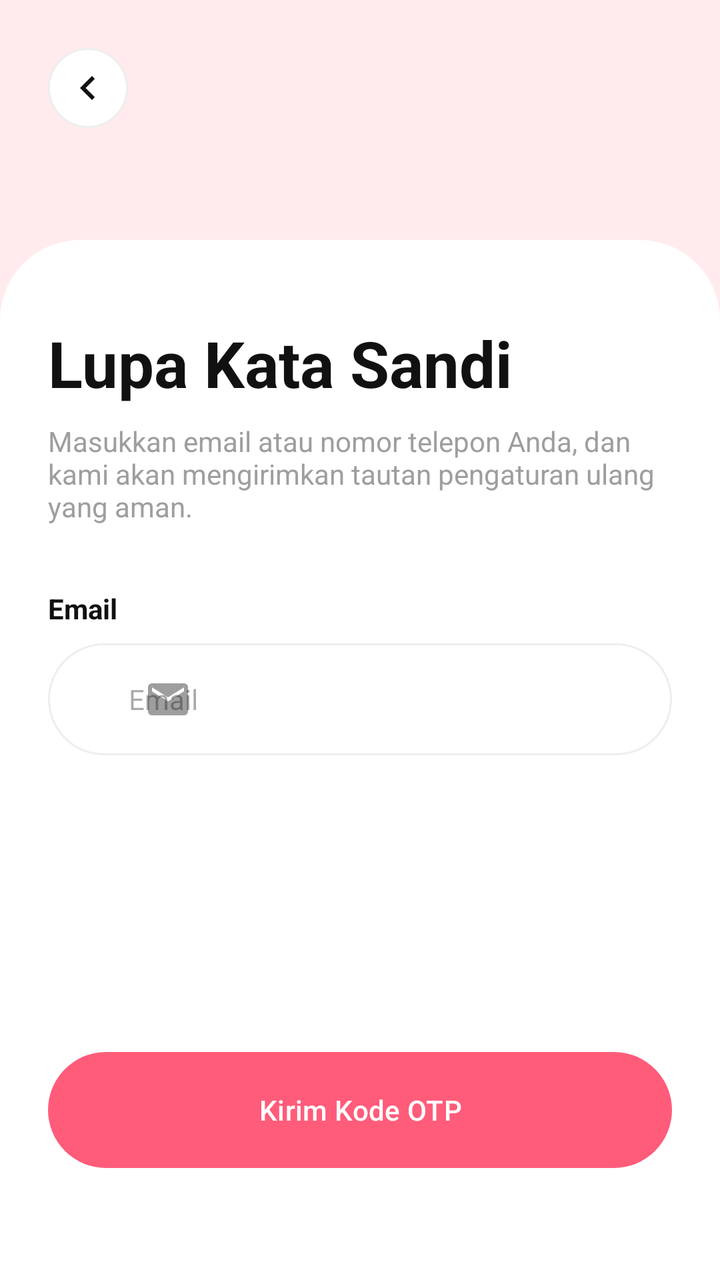
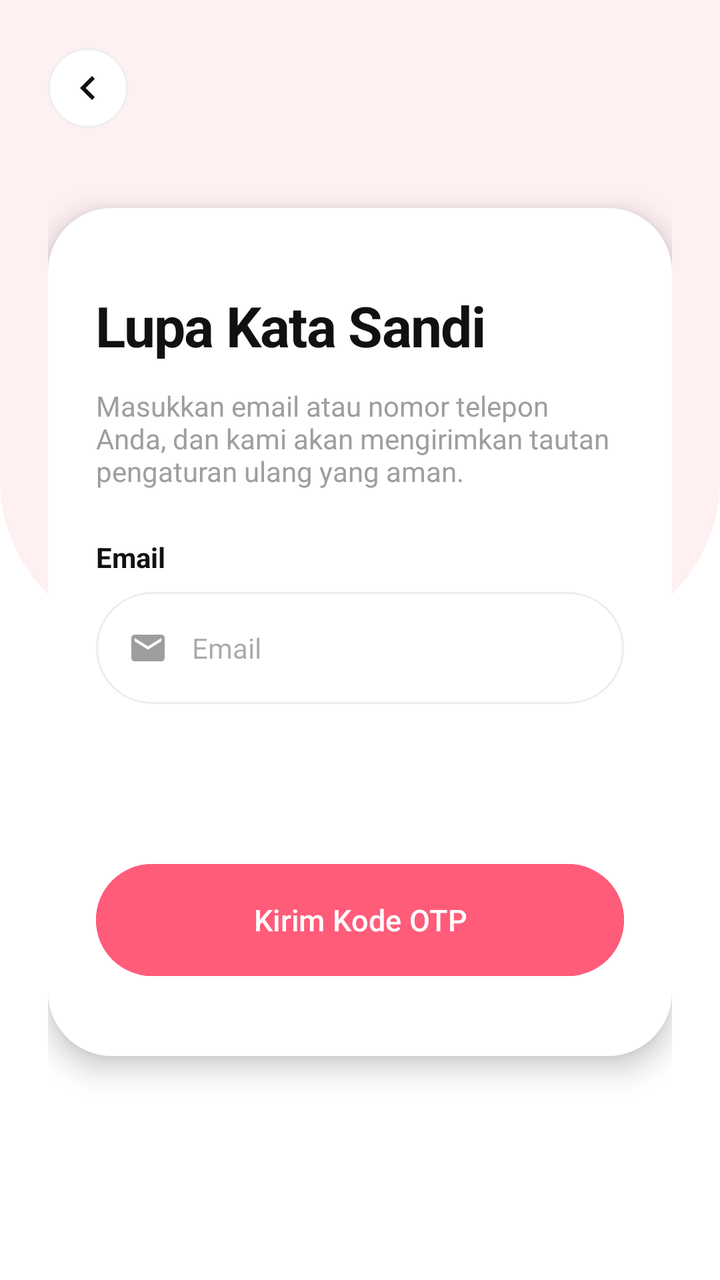

Before-and-after screenshots of an Android layout around one commit, followed by the original layout XML and the change that was made.
<!-- AndroidManifest.xml: application theme Theme.TrackerSiklusMenstruasi -->
<!-- res/layout/activity_forgot_password.xml -->
<?xml version="1.0" encoding="utf-8"?>
<androidx.constraintlayout.widget.ConstraintLayout xmlns:android="http://schemas.android.com/apk/res/android"
    xmlns:app="http://schemas.android.com/apk/res-auto"
    android:layout_width="match_parent"
    android:layout_height="match_parent"
    android:background="@color/peach_bg">

    <ImageButton
        android:id="@+id/btnBack"
        android:layout_width="40dp"
        android:layout_height="40dp"
        android:layout_marginStart="24dp"
        android:layout_marginTop="24dp"
        android:background="@drawable/bg_back_button"
        android:src="@drawable/ic_back"
        app:layout_constraintStart_toStartOf="parent"
        app:layout_constraintTop_toTopOf="parent"
        android:contentDescription="Back" />

    <View
        android:id="@+id/cardBg"
        android:layout_width="match_parent"
        android:layout_height="0dp"
        android:layout_marginTop="120dp"
        android:background="@drawable/bg_card"
        app:layout_constraintBottom_toBottomOf="parent"
        app:layout_constraintTop_toTopOf="parent" />

    <LinearLayout
        android:layout_width="match_parent"
        android:layout_height="0dp"
        android:orientation="vertical"
        android:padding="24dp"
        app:layout_constraintBottom_toBottomOf="parent"
        app:layout_constraintTop_toTopOf="@id/cardBg">

        <TextView
            android:layout_width="wrap_content"
            android:layout_height="wrap_content"
            android:layout_marginTop="16dp"
            android:text="Lupa Kata Sandi"
            android:textColor="@color/black"
            android:textSize="32sp"
            android:textStyle="bold" />

        <TextView
            android:layout_width="wrap_content"
            android:layout_height="wrap_content"
            android:layout_marginTop="8dp"
            android:text="Masukkan email atau nomor telepon Anda, dan kami akan mengirimkan tautan pengaturan ulang yang aman."
            android:textColor="@color/gray"
            android:textSize="14sp" />

        <TextView
            android:layout_width="wrap_content"
            android:layout_height="wrap_content"
            android:layout_marginTop="32dp"
            android:text="Email"
            android:textColor="@color/black"
            android:textStyle="bold" />

        <EditText
            android:id="@+id/etEmail"
            android:layout_width="match_parent"
            android:layout_height="56dp"
            android:layout_marginTop="8dp"
            android:background="@drawable/bg_input_capsule"
            android:hint="Email"
            android:inputType="textEmailAddress"
            android:paddingStart="48dp"
            android:paddingEnd="16dp"
            android:textSize="14sp"
            android:drawableStart="@drawable/ic_email"
            android:drawablePadding="-32dp"
            android:autofillHints="emailAddress" />

        <View
            android:layout_width="match_parent"
            android:layout_height="0dp"
            android:layout_weight="1" />

        <Button
            android:id="@+id/btnSendOtp"
            android:layout_width="match_parent"
            android:layout_height="58dp"
            android:layout_marginBottom="32dp"
            android:background="@drawable/bg_button_pink"
            android:text="Kirim Kode OTP"
            android:textAllCaps="false"
            android:textColor="@android:color/white"
            app:backgroundTint="@color/pink_main" />

    </LinearLayout>
</androidx.constraintlayout.widget.ConstraintLayout>
<!-- resources referenced by this layout -->
<resources>
  <color name="black">#111111</color>
  <color name="gray">#9E9E9E</color>
  <color name="peach_bg">#FFEBED</color>
  <color name="pink_main">#FF5C7A</color>
  <!-- drawable bg_back_button (drawable) -->
  <?xml version="1.0" encoding="utf-8"?>
  <shape xmlns:android="http://schemas.android.com/apk/res/android"
      android:shape="oval">
      <solid android:color="@android:color/white" />
      <stroke android:width="1dp" android:color="@color/stroke" />
  </shape>
  <!-- drawable bg_button_pink (drawable) -->
  <?xml version="1.0" encoding="utf-8"?>
  <ripple xmlns:android="http://schemas.android.com/apk/res/android"
      android:color="#40FFFFFF">
      <item>
          <shape android:shape="rectangle">
              <solid android:color="@color/pink_main" />
              <corners android:radius="30dp" />
          </shape>
      </item>
  </ripple>
  <!-- drawable bg_card (drawable) -->
  <?xml version="1.0" encoding="utf-8"?>
  <shape xmlns:android="http://schemas.android.com/apk/res/android">
      <solid android:color="@android:color/white" />
      <corners
          android:topLeftRadius="40dp"
          android:topRightRadius="40dp" />
  </shape>
  <!-- drawable bg_input_capsule (drawable) -->
  <?xml version="1.0" encoding="utf-8"?>
  <shape xmlns:android="http://schemas.android.com/apk/res/android">
      <solid android:color="@android:color/white" />
      <stroke
          android:width="1dp"
          android:color="@color/stroke" />
      <corners android:radius="30dp" />
  </shape>
  <!-- drawable ic_back (drawable) -->
  <vector xmlns:android="http://schemas.android.com/apk/res/android"
      android:width="24dp"
      android:height="24dp"
      android:viewportWidth="24"
      android:viewportHeight="24">
    <path
        android:fillColor="#111111"
        android:pathData="M15.41,7.41L14,6l-6,6 6,6 1.41,-1.41L10.83,12z"/>
  </vector>
  <!-- drawable ic_email (drawable) -->
  <vector xmlns:android="http://schemas.android.com/apk/res/android"
      android:width="24dp"
      android:height="24dp"
      android:viewportWidth="24"
      android:viewportHeight="24">
    <path
        android:fillColor="#9E9E9E"
        android:pathData="M20,4H4C2.9,4 2,4.9 2,6v12c0,1.1 0.9,2 2,2h16c1.1,0 2,-0.9 2,-2V6C22,4.9 21.1,4 20,4zM20,8l-8,5L4,8V6l8,5l8,-5V8z"/>
  </vector>
  <style name="Theme.TrackerSiklusMenstruasi" parent="Base.Theme.TrackerSiklusMenstruasi">
          
          <item name="android:editTextColor">@color/pink_main</item>
          <item name="android:textColorPrimary">@color/pink_main</item>
      </style>
  <color name="stroke">#EEEEEE</color>
  <style name="Base.Theme.TrackerSiklusMenstruasi" parent="Theme.Material3.DayNight.NoActionBar">
          
          <item name="colorPrimary">@color/pink_main</item>
          <item name="colorControlNormal">@color/pink_main</item>
      </style>
</resources>

<!-- the commit's change to res/layout/activity_forgot_password.xml (unified diff, before → after) -->
@@ -3,8 +3,17 @@
     xmlns:app="http://schemas.android.com/apk/res-auto"
     android:layout_width="match_parent"
     android:layout_height="match_parent"
-    android:background="@color/peach_bg">
+    android:background="@android:color/white">
 
+    
+    <View
+        android:id="@+id/peachHeader"
+        android:layout_width="match_parent"
+        android:layout_height="320dp"
+        android:background="@drawable/bg_peach_header"
+        app:layout_constraintTop_toTopOf="parent" />
+
+    
     <ImageButton
         android:id="@+id/btnBack"
         android:layout_width="40dp"
@@ -12,83 +21,113 @@
         android:layout_marginStart="24dp"
         android:layout_marginTop="24dp"
         android:background="@drawable/bg_back_button"
+        android:contentDescription="@string/back"
+        android:padding="8dp"
+        android:scaleType="centerInside"
         android:src="@drawable/ic_back"
         app:layout_constraintStart_toStartOf="parent"
         app:layout_constraintTop_toTopOf="parent"
-        android:contentDescription="Back" />
+        app:tint="@color/black" />
 
-    <View
-        android:id="@+id/cardBg"
+    <androidx.core.widget.NestedScrollView
         android:layout_width="match_parent"
         android:layout_height="0dp"
-        android:layout_marginTop="120dp"
-        android:background="@drawable/bg_card"
+        android:fillViewport="true"
+        android:overScrollMode="never"
         app:layout_constraintBottom_toBottomOf="parent"
-        app:layout_constraintTop_toTopOf="parent" />
+        app:layout_constraintTop_toBottomOf="@id/btnBack">
 
-    <LinearLayout
-        android:layout_width="match_parent"
-        android:layout_height="0dp"
-        android:orientation="vertical"
-        android:padding="24dp"
-        app:layout_constraintBottom_toBottomOf="parent"
-        app:layout_constraintTop_toTopOf="@id/cardBg">
+        <LinearLayout
+            android:layout_width="match_parent"
+            android:layout_height="wrap_content"
+            android:gravity="center_horizontal"
+            android:orientation="vertical"
+            android:paddingHorizontal="24dp"
+            android:paddingTop="20dp"
+            android:paddingBottom="40dp">
 
-        <TextView
-            android:layout_width="wrap_content"
-            android:layout_height="wrap_content"
-            android:layout_marginTop="16dp"
-            android:text="Lupa Kata Sandi"
-            android:textColor="@color/black"
-            android:textSize="32sp"
-            android:textStyle="bold" />
+            
+            <LinearLayout
+                android:layout_width="match_parent"
+                android:layout_height="wrap_content"
+                android:layout_marginTop="20dp"
+                android:background="@drawable/bg_signup_card"
+                android:elevation="8dp"
+                android:orientation="vertical"
+                android:paddingHorizontal="24dp"
+                android:paddingVertical="40dp">
 
-        <TextView
-            android:layout_width="wrap_content"
-            android:layout_height="wrap_content"
-            android:layout_marginTop="8dp"
-            android:text="Masukkan email atau nomor telepon Anda, dan kami akan mengirimkan tautan pengaturan ulang yang aman."
-            android:textColor="@color/gray"
-            android:textSize="14sp" />
+                <TextView
+                    android:id="@+id/tvTitle"
+                    android:layout_width="wrap_content"
+                    android:layout_height="wrap_content"
+                    android:text="Lupa Kata Sandi"
+                    android:textColor="@color/black"
+                    android:textSize="28sp"
+                    android:textStyle="bold"
+                    android:letterSpacing="-0.02" />
 
-        <TextView
-            android:layout_width="wrap_content"
-            android:layout_height="wrap_content"
-            android:layout_marginTop="32dp"
-            android:text="Email"
-            android:textColor="@color/black"
-            android:textStyle="bold" />
+                <TextView
+                    android:id="@+id/tvSubtitle"
+                    android:layout_width="wrap_content"
+                    android:layout_height="wrap_content"
+                    android:layout_marginTop="12dp"
+                    android:text="Masukkan email atau nomor telepon Anda, dan kami akan mengirimkan tautan pengaturan ulang yang aman."
+                    android:textColor="@color/gray"
+                    android:textSize="14sp" />
 
-        <EditText
-            android:id="@+id/etEmail"
-            android:layout_width="match_parent"
-            android:layout_height="56dp"
-            android:layout_marginTop="8dp"
-            android:background="@drawable/bg_input_capsule"
-            android:hint="Email"
-            android:inputType="textEmailAddress"
-            android:paddingStart="48dp"
-            android:paddingEnd="16dp"
-            android:textSize="14sp"
-            android:drawableStart="@drawable/ic_email"
-            android:drawablePadding="-32dp"
-            android:autofillHints="emailAddress" />
+                
+                <TextView
+                    android:layout_width="wrap_content"
+                    android:layout_height="wrap_content"
+                    android:layout_marginTop="24dp"
+                    android:text="Email"
+                    android:textColor="@color/black"
+                    android:textSize="14sp"
+                    android:textStyle="bold" />
 
-        <View
-            android:layout_width="match_parent"
-            android:layout_height="0dp"
-            android:layout_weight="1" />
+                <LinearLayout
+                    android:layout_width="match_parent"
+                    android:layout_height="56dp"
+                    android:layout_marginTop="8dp"
+                    android:background="@drawable/bg_input_capsule"
+                    android:gravity="center_vertical"
+                    android:paddingHorizontal="16dp">
+                    <ImageView android:layout_width="20dp" android:layout_height="20dp" android:contentDescription="@null" android:src="@drawable/ic_email" app:tint="@color/gray" />
+                    <EditText
+                        android:id="@+id/etEmail"
+                        android:layout_width="match_parent"
+                        android:layout_height="match_parent"
+                        android:layout_marginStart="12dp"
+                        android:background="@null"
+                        android:hint="Email"
+                        android:importantForAutofill="no"
+                        android:inputType="textEmailAddress"
+                        android:textColor="@color/black"
+                        android:textSize="14sp" />
+                </LinearLayout>
 
-        <Button
-            android:id="@+id/btnSendOtp"
-            android:layout_width="match_parent"
-            android:layout_height="58dp"
-            android:layout_marginBottom="32dp"
-            android:background="@drawable/bg_button_pink"
-            android:text="Kirim Kode OTP"
-            android:textAllCaps="false"
-            android:textColor="@android:color/white"
-            app:backgroundTint="@color/pink_main" />
+                <View
+                    android:layout_width="match_parent"
+                    android:layout_height="80dp" />
 
-    </LinearLayout>
+                
+                <com.google.android.material.button.MaterialButton
+                    android:id="@+id/btnSendOtp"
+                    android:layout_width="match_parent"
+                    android:layout_height="56dp"
+                    android:backgroundTint="@color/pink_main"
+                    android:insetTop="0dp"
+                    android:insetBottom="0dp"
+                    android:text="Kirim Kode OTP"
+                    android:textAllCaps="false"
+                    android:textColor="@android:color/white"
+                    android:textSize="15sp"
+                    app:cornerRadius="30dp" />
+
+            </LinearLayout>
+
+        </LinearLayout>
+    </androidx.core.widget.NestedScrollView>
+
 </androidx.constraintlayout.widget.ConstraintLayout>
<!-- resource entries referenced after the edit -->
@@ -2,7 +2,7 @@
 <resources>
   <color name="black">#111111</color>
   <color name="gray">#9E9E9E</color>
-  <color name="peach_bg">#FFEBED</color>
+  <color name="peach_bg">#FFF0F2</color>
   <color name="pink_main">#FF5C7A</color>
   <!-- drawable bg_back_button (drawable) -->
   <?xml version="1.0" encoding="utf-8"?>
@@ -10,25 +10,6 @@
       android:shape="oval">
       <solid android:color="@android:color/white" />
       <stroke android:width="1dp" android:color="@color/stroke" />
-  </shape>
-  <!-- drawable bg_button_pink (drawable) -->
-  <?xml version="1.0" encoding="utf-8"?>
-  <ripple xmlns:android="http://schemas.android.com/apk/res/android"
-      android:color="#40FFFFFF">
-      <item>
-          <shape android:shape="rectangle">
-              <solid android:color="@color/pink_main" />
-              <corners android:radius="30dp" />
-          </shape>
-      </item>
-  </ripple>
-  <!-- drawable bg_card (drawable) -->
-  <?xml version="1.0" encoding="utf-8"?>
-  <shape xmlns:android="http://schemas.android.com/apk/res/android">
-      <solid android:color="@android:color/white" />
-      <corners
-          android:topLeftRadius="40dp"
-          android:topRightRadius="40dp" />
   </shape>
   <!-- drawable bg_input_capsule (drawable) -->
   <?xml version="1.0" encoding="utf-8"?>
@@ -38,6 +19,20 @@
           android:width="1dp"
           android:color="@color/stroke" />
       <corners android:radius="30dp" />
+  </shape>
+  <!-- drawable bg_peach_header (drawable) -->
+  <?xml version="1.0" encoding="utf-8"?>
+  <shape xmlns:android="http://schemas.android.com/apk/res/android">
+      <solid android:color="@color/peach_bg" />
+      <corners
+          android:bottomLeftRadius="80dp"
+          android:bottomRightRadius="80dp" />
+  </shape>
+  <!-- drawable bg_signup_card (drawable) -->
+  <?xml version="1.0" encoding="utf-8"?>
+  <shape xmlns:android="http://schemas.android.com/apk/res/android">
+      <solid android:color="@android:color/white" />
+      <corners android:radius="32dp" />
   </shape>
   <!-- drawable ic_back (drawable) -->
   <vector xmlns:android="http://schemas.android.com/apk/res/android"
@@ -59,10 +54,15 @@
         android:fillColor="#9E9E9E"
         android:pathData="M20,4H4C2.9,4 2,4.9 2,6v12c0,1.1 0.9,2 2,2h16c1.1,0 2,-0.9 2,-2V6C22,4.9 21.1,4 20,4zM20,8l-8,5L4,8V6l8,5l8,-5V8z"/>
   </vector>
+  <string name="back">Kembali</string>
   <style name="Theme.TrackerSiklusMenstruasi" parent="Base.Theme.TrackerSiklusMenstruasi">
           
           <item name="android:editTextColor">@color/pink_main</item>
           <item name="android:textColorPrimary">@color/pink_main</item>
+          <item name="android:navigationBarColor">@android:color/transparent</item>
+          <item name="android:windowTranslucentNavigation">true</item>
+          <item name="android:statusBarColor">@android:color/transparent</item>
+          <item name="android:windowLightStatusBar">true</item>
       </style>
   <color name="stroke">#EEEEEE</color>
   <style name="Base.Theme.TrackerSiklusMenstruasi" parent="Theme.Material3.DayNight.NoActionBar">
